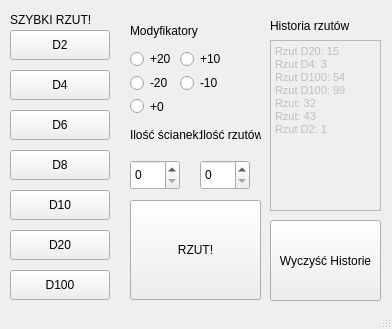
The window that mainwindow.ui (Johny250353/RollforPA) describes before a commit, drawn with Qt 5.
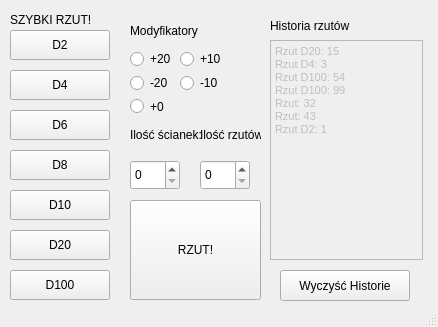
The same window after the commit.

Diff of the .ui file:
```diff
--- a/mainwindow.ui
+++ b/mainwindow.ui
@@ -6,8 +6,8 @@
    <rect>
     <x>0</x>
     <y>0</y>
-    <width>392</width>
-    <height>329</height>
+    <width>438</width>
+    <height>327</height>
    </rect>
   </property>
   <property name="maximumSize">
@@ -23,15 +23,15 @@
    <widget class="QPushButton" name="pushButton_wyczysc">
     <property name="geometry">
      <rect>
-      <x>270</x>
-      <y>220</y>
-      <width>111</width>
-      <height>81</height>
+      <x>280</x>
+      <y>270</y>
+      <width>130</width>
+      <height>31</height>
      </rect>
     </property>
     <property name="maximumSize">
      <size>
-      <width>121</width>
+      <width>130</width>
       <height>81</height>
      </size>
     </property>
@@ -47,14 +47,14 @@
      <rect>
       <x>270</x>
       <y>40</y>
-      <width>111</width>
-      <height>171</height>
+      <width>153</width>
+      <height>220</height>
      </rect>
     </property>
     <property name="maximumSize">
      <size>
       <width>153</width>
-      <height>200</height>
+      <height>220</height>
      </size>
     </property>
     <property name="html">
```
